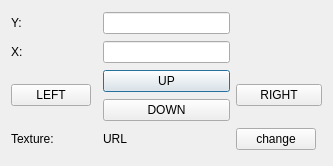
MarcoTz/CombatMap, file playerpopup.ui: the form before one commit.
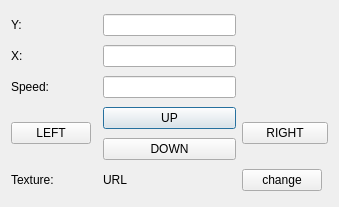
The form after the commit.

```diff
--- a/playerpopup.ui
+++ b/playerpopup.ui
@@ -6,8 +6,8 @@
    <rect>
     <x>0</x>
     <y>0</y>
-    <width>333</width>
-    <height>166</height>
+    <width>339</width>
+    <height>207</height>
    </rect>
   </property>
   <property name="sizePolicy">
@@ -89,6 +89,16 @@
      </property>
     </widget>
    </item>
+   <item row="4" column="0">
+    <widget class="QLabel" name="speedLabel">
+     <property name="text">
+      <string>Speed:</string>
+     </property>
+    </widget>
+   </item>
+   <item row="4" column="2">
+    <widget class="QLineEdit" name="speedEdit"/>
+   </item>
   </layout>
  </widget>
  <resources/>
```
